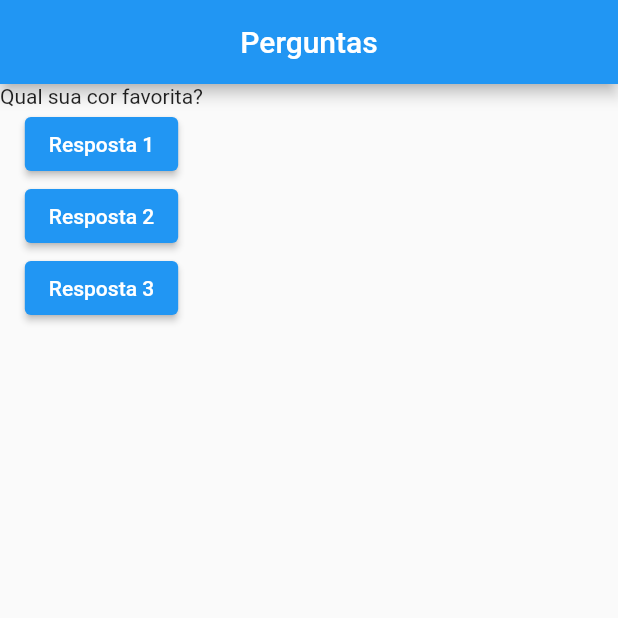
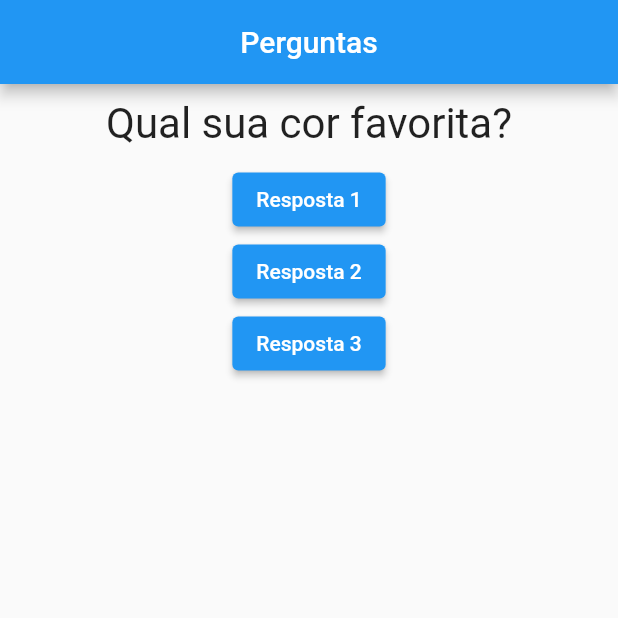
Before and after one commit to Smoow/flutter_quiz_app, a Flutter app: the screen it shows after launch, on a phone screen of 412 x 824 dp, the top half of it. Run offline on Flutter 3.47's test engine with Material 2 defaults, Android fonts, the phone set to English and light mode, and no system bars.

Commit message:
updates on question.dart

```diff
--- a/quiz_project/lib/question.dart
+++ b/quiz_project/lib/question.dart
@@ -7,6 +7,14 @@ class Question extends StatelessWidget {
 
   @override
   Widget build(BuildContext context) {
-    return Text(qText);
+    return Container(
+      width: double.infinity,
+      margin: EdgeInsets.all(10),
+      child: Text(
+        qText,
+        style: TextStyle(fontSize: 28),
+        textAlign: TextAlign.center,
+      ),
+    );
   }
 }
```
